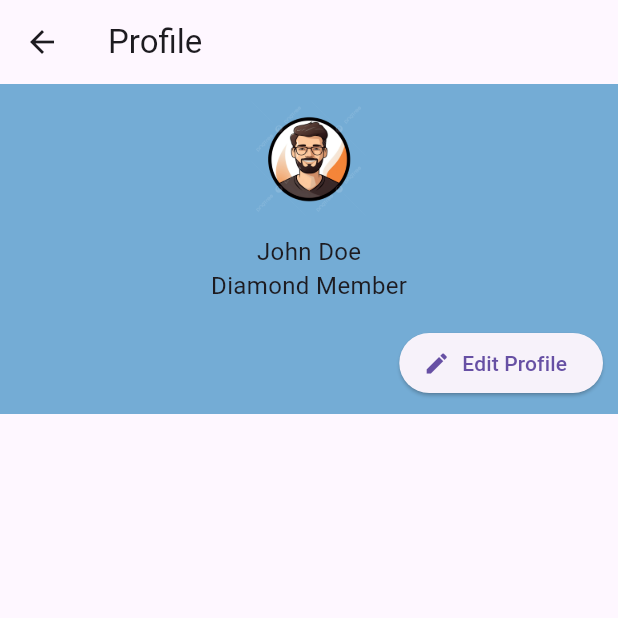
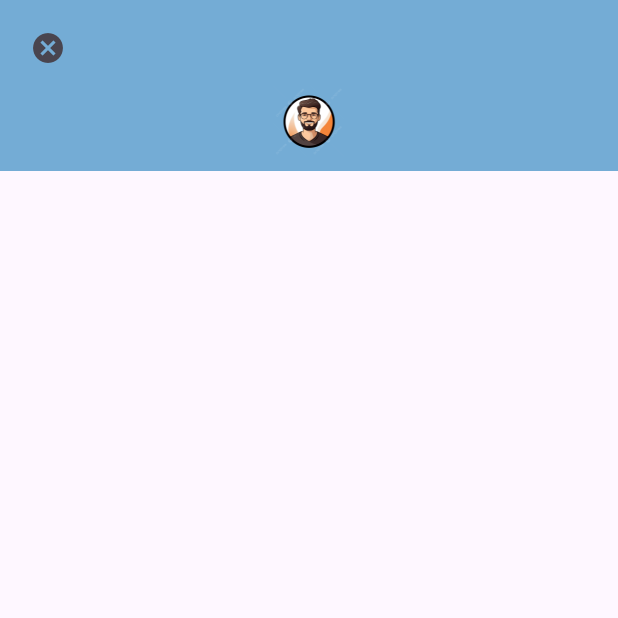
Before and after one commit to ramonthethird/GameMatch, a Flutter app: the Profile screen opened by its route, after a tap on "Edit Profile", on a phone screen of 412 x 824 dp, the top half of it. Run offline on Flutter 3.47's test engine with Material 3 defaults, Android fonts, the phone set to English and light mode, and no system bars; our stand-ins replace cloud_firestore, firebase_core, flutter_secure_storage; accounts and stored records are empty; network calls fail.

Commit message:
"add profile page"

```diff
--- a/game_match/lib/api_service.dart
+++ b/game_match/lib/api_service.dart
@@ -4,7 +4,7 @@ import 'package:http/http.dart' as http;
 import 'game_model.dart';
 
 class ApiService {
-  final FlutterSecureStorage secureStorage = FlutterSecureStorage();
+  final FlutterSecureStorage secureStorage = const FlutterSecureStorage();
   final String clientId = 'v5v1uyyo05m4ttc8yvd26yrwslfimc';
   final String clientSecret = 'hu3w4pwpc344uwdp2k77xfjozbaxc5';
   final String baseUrl = 'https://api.igdb.com/v4';
@@ -46,7 +46,7 @@ class ApiService {
     }
 
     final Uri url = Uri.parse('$baseUrl/games');
-    final String body = '''
+    const String body = '''
     fields name, summary, genres.name. cover.url;
     limit 10;
     ''';
--- /dev/null
+++ b/game_match/lib/pages/Edit_profile.dart
@@ -0,0 +1,49 @@
+import 'package:flutter/material.dart';
+
+class EditProfile extends StatelessWidget {
+  const EditProfile ({super.key});
+
+  @override
+  Widget build(BuildContext context) {
+    return Scaffold(
+      body: SingleChildScrollView(
+        child: Column(
+          children: [
+
+            Align(
+              alignment: Alignment.topCenter,
+              child: Container(
+                padding: const EdgeInsets.all(8), // Reduced padding
+                color: const Color(0xFF74ACD5),
+                child: Column(
+                  mainAxisAlignment: MainAxisAlignment.center,
+                  children: [
+                    Align(
+                      alignment: Alignment.topLeft, // Correct alignment parameter
+                      child: IconButton( // IconButton widget for the back button
+                        icon: const Icon(Icons.cancel), // Icon widget for the back button
+                        onPressed: () { // Function to execute when the back button is pressed
+                          Navigator.pop(context); // Pop the current page off the navigation stack
+                        },
+                      ),
+                    ),
+                    Container(
+                      width: 50, // Reduced width
+                      height: 50, // Reduced height
+                      alignment: Alignment.center,
+                      decoration: const BoxDecoration(
+                        image: DecorationImage(
+                          image: AssetImage('assets/images/profile.png'),
+                        ),
+                      ),
+                    ),
+                  ]
+                ),
+              ),
+            ),
+          ],
+        ),
+      ),
+    );
+  }
+}
--- a/game_match/lib/pages/Profile.dart
+++ b/game_match/lib/pages/Profile.dart
@@ -7,26 +7,34 @@ class Profile extends StatelessWidget {
   Widget build(BuildContext context) {
     return Scaffold(
       appBar: AppBar(
-        leading: IconButton(
-          icon: const Icon(Icons.arrow_back),
+        title: const Text(
+          'Profile',
+          style: TextStyle(fontSize: 12),
+        ), // Title of the page
+        actions: [
+          IconButton(
+        icon: const Icon(Icons.settings),
         onPressed: () {
-            Navigator.pop(context);
+          // Navigate to Settings Page
+          Navigator.pushNamed(context, '/side_bar');
         },
           ),
-        title: const Text('Profile'),
+        ],
       ),
-      body: Align(
+      body: SingleChildScrollView(
+        child: Column(
+          children: [
+            Align(
               alignment: Alignment.topCenter,
               child: Container(
-          padding: const EdgeInsets.all(10),
+                padding: const EdgeInsets.all(8), // Reduced padding
                 color: const Color(0xFF74ACD5),
-          height: 220,
                 child: Column(
                   mainAxisAlignment: MainAxisAlignment.center,
                   children: [
                     Container(
-                width: 80,
-                height: 80,
+                      width: 50, // Reduced width
+                      height: 50, // Reduced height
                       alignment: Alignment.center,
                       decoration: const BoxDecoration(
                         image: DecorationImage(
@@ -34,29 +42,127 @@ class Profile extends StatelessWidget {
                         ),
                       ),
                     ),
-              const SizedBox(height: 10),
                     const Text(
                       'John Doe', // User's name extracted from the database
-                style: TextStyle(fontSize: 16),
+                      style: TextStyle(fontSize: 14), // Reduced font size
                     ),
                     const Text(
                       'Diamond Member', // User's membership level extracted from the database
-                style: TextStyle(fontSize: 16),
+                      style: TextStyle(fontSize: 14), // Reduced font size
                     ),
-              const Spacer(),
+                    const SizedBox(height: 6),
                     Align(
-                alignment: Alignment
-                    .bottomRight, // Align the button to the bottom right
+                      alignment: Alignment.bottomRight, // Align the button to the bottom right
                       child: ElevatedButton.icon(
                         icon: const Icon(Icons.edit),
                         label: const Text("Edit Profile"),
-                  onPressed: () {},
+                        onPressed: () {
+                          // Navigate to Edit Profile Page
+                          Navigator.pushNamed(context, '/Edit_profile');
+                        },
                       ),
                     ),
                   ],
                 ),
               ),
             ),
+            Container(
+              padding: const EdgeInsets.all(8), // Reduced padding
+              child: const Column(
+                mainAxisAlignment: MainAxisAlignment.center,
+                children: [
+                  Text(
+                    "Status:",
+                    style: TextStyle(fontSize: 14), // Reduced font size
+                  ),
+                  Text(
+                    'Game match member since: ', // User's membership level extracted from the database
+                    style: TextStyle(fontSize: 14), // Reduced font size
+                  ),
+                  Text(
+                    'date : ', // from the database
+                    style: TextStyle(fontSize: 14), // Reduced font size
+                  )
+                ],
+              ),
+            ),
+            Container(
+              padding: const EdgeInsets.all(8), // Reduced padding
+              child: Column(
+                mainAxisAlignment: MainAxisAlignment.start,
+                crossAxisAlignment: CrossAxisAlignment.start,
+                children: [
+                  const Text(
+                    "Bio:",
+                    style: TextStyle(fontSize: 14),
+                  ),
+                  const SizedBox(height: 8),
+                  TextField(
+                    controller: TextEditingController(text: 'I am .......'), // user bio from the database
+                    maxLines: 4,
+                    decoration: InputDecoration(
+                      fillColor: Colors.grey[200],
+                      filled: true,
+                      border: const OutlineInputBorder(),
+                      hintText: 'Enter your bio here',
+                    ),
+                    readOnly: true, // Make the TextField read-only
+                  ),
+                ],
+              ),
+            ),
+            Container(
+              padding: const EdgeInsets.all(8), // Reduced padding
+              child: Column(
+                mainAxisAlignment: MainAxisAlignment.start,
+                crossAxisAlignment: CrossAxisAlignment.start,
+                children: [
+                  const Text(
+                    "Favorite Games:",
+                    style: TextStyle(fontSize: 14), // Reduced font size
+                  ),
+                  const SizedBox(height: 6),
+                  TextField(
+                    controller: TextEditingController(text: 'Game 1'), // user favorite games from the database
+                    maxLines: 1,
+                    decoration: InputDecoration(
+                      fillColor: Colors.grey[200],
+                      filled: true,
+                      border: const OutlineInputBorder(),
+                      hintText: 'Enter your favorite games here',
+                    ),
+                    readOnly: true, // Make the TextField read-only
+                  ),
+                  const SizedBox(height: 6),
+                  TextField(
+                    controller: TextEditingController(text: 'Game 2'), // user favorite games from the database
+                    maxLines: 1,
+                    decoration: InputDecoration(
+                      fillColor: Colors.grey[200],
+                      filled: true,
+                      border: const OutlineInputBorder(),
+                      hintText: 'Enter your favorite games here',
+                    ),
+                    readOnly: true, // Make the TextField read-only
+                  ),
+                  const SizedBox(height: 6),
+                  TextField(
+                    controller: TextEditingController(text: 'Game 3'), // user favorite games from the database
+                    maxLines: 1,
+                    decoration: InputDecoration(
+                      fillColor: Colors.grey[200],
+                      filled: true,
+                      border: const OutlineInputBorder(),
+                      hintText: 'Enter your favorite games here',
+                    ),
+                    readOnly: true, // Make the TextField read-only
+                  ),
+                ],
+              ),
+            )
+          ],
+        ),
+      ),
     );
   }
 }
--- a/game_match/lib/pages/Side_bar.dart
+++ b/game_match/lib/pages/Side_bar.dart
@@ -16,8 +16,8 @@ class SideBar extends StatelessWidget {
               padding: const EdgeInsets.all(10),
               color: const Color(0xFF74ACD5),
               width: 200,
-              child: Row(
-                children: [
+          child: Row(
+            children: [
                   ElevatedButton(
                     onPressed: () {
                       // navigate to the profile page
--- a/game_match/lib/pages/pages/Profile.dart
+++ /dev/null
@@ -1 +0,0 @@
-// TODO Implement this library.
```
Also changed, not shown: game_match/lib/main.dart (+10 -5 lines), game_match/lib/pages/Interest.dart (+27 -25 lines), game_match/lib/pages/Interset.dart (+32 -28 lines), game_match/lib/pages/Sign_in.dart (+20 -16 lines), game_match/lib/test.dart (+12 -8 lines). Lines whose indentation alone changed are shown as unchanged.
